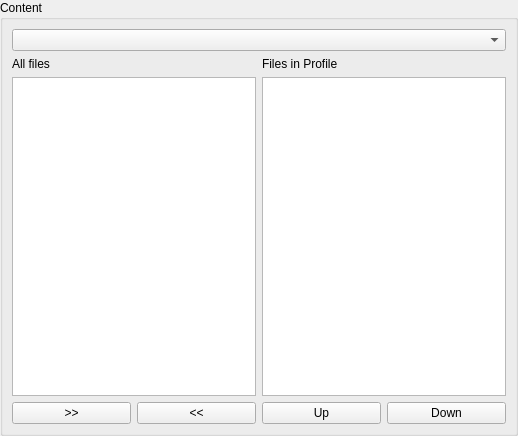
dteviot/openmw, file files/ui/contentselector.ui: the form before one commit.
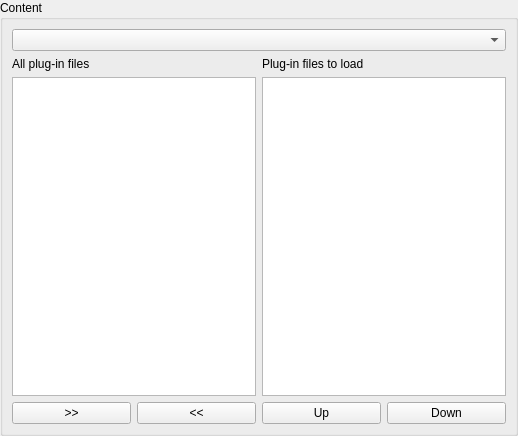
The form after the commit. Custom widgets are drawn as their Qt base class.

Commit message: Adjusted text on UI.

```diff
--- a/files/ui/contentselector.ui
+++ b/files/ui/contentselector.ui
@@ -39,14 +39,14 @@
       <item row="1" column="0" colspan="2">
        <widget class="QLabel" name="label">
         <property name="text">
-         <string>All files</string>
+         <string>All plug-in files</string>
         </property>
        </widget>
       </item>
       <item row="1" column="2" colspan="2">
        <widget class="QLabel" name="label_2">
         <property name="text">
-         <string>Files in Profile</string>
+         <string>Plug-in files to load</string>
         </property>
        </widget>
       </item>
```
